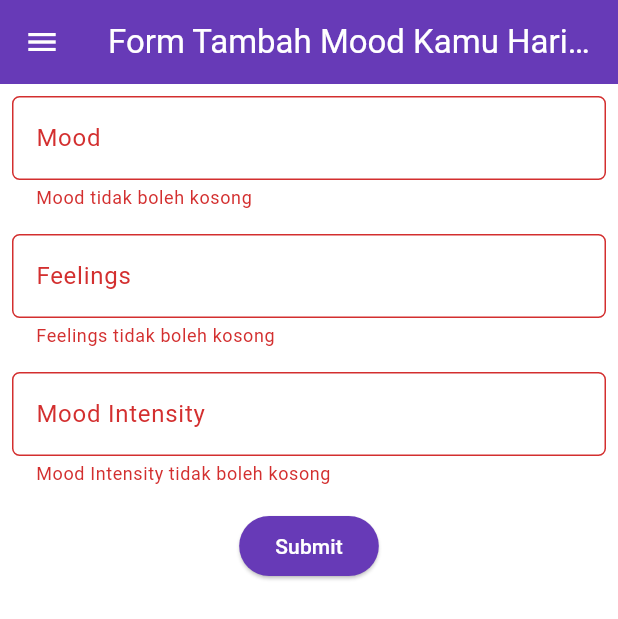
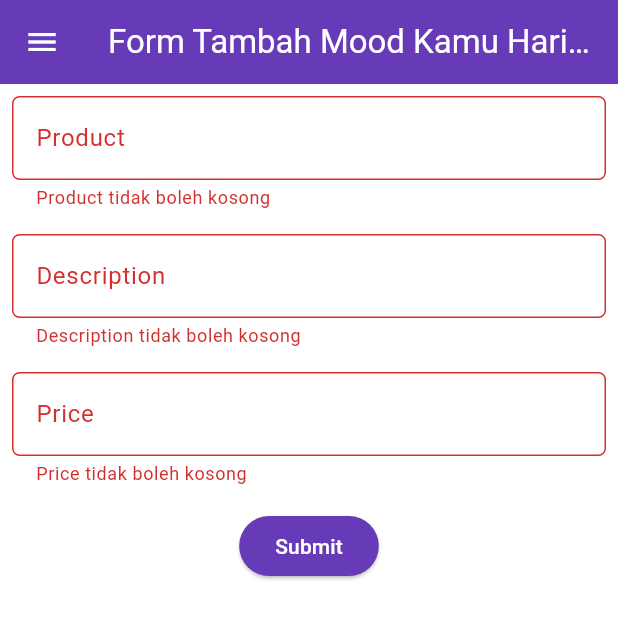
Before and after one commit to brjaeger/setim-mobile, a Flutter app: the MoodEntryFormPage screen opened directly, after a tap on "Submit", on a phone screen of 412 x 824 dp. Shown: the top 619 px of the screen. Run offline on Flutter 3.47's test engine with Material 3 defaults, Android fonts, the phone set to English and light mode, and no system bars.

Commit message:
mengubah penamaan variable

```diff
--- a/lib/screens/menu.dart
+++ b/lib/screens/menu.dart
@@ -109,7 +109,7 @@ class ItemCard extends StatelessWidget {
                 content: Text("Kamu telah menekan tombol ${item.name}!")));
 
           // Navigate ke route yang sesuai (tergantung jenis tombol)
-          if (item.name == "Tambah Mood") {
+          if (item.name == "Tambah Product") {
             // TODO: Gunakan Navigator.push untuk melakukan navigasi ke MaterialPageRoute yang mencakup MoodEntryFormPage.
           }
         },
--- a/lib/screens/moodentry_form.dart
+++ b/lib/screens/moodentry_form.dart
@@ -9,9 +9,9 @@ class MoodEntryFormPage extends StatefulWidget {
 }
 
 class _MoodEntryFormPageState extends State<MoodEntryFormPage> {
-  String _mood = "";
-  String _feelings = "";
-  int _moodIntensity = 0;
+  String _product = "";
+  String _description = "";
+  int _price = 0;
 
   final _formKey = GlobalKey<FormState>();
 
@@ -39,20 +39,20 @@ class _MoodEntryFormPageState extends State<MoodEntryFormPage> {
                 padding: const EdgeInsets.all(8.0),
                 child: TextFormField(
                   decoration: InputDecoration(
-                    hintText: 'Mood',
-                    labelText: 'Mood',
+                    hintText: 'Product',
+                    labelText: 'Product',
                     border: OutlineInputBorder(
                       borderRadius: BorderRadius.circular(5.0),
                     ),
                   ),
                   onChanged: (String? value) {
                     setState(() {
-                      _mood = value!;
+                      _product = value!;
                     });
                   },
                   validator: (String? value) {
                     if (value == null || value.isEmpty) {
-                      return 'Mood tidak boleh kosong';
+                      return 'Product tidak boleh kosong';
                     }
                     return null;
                   },
@@ -62,20 +62,20 @@ class _MoodEntryFormPageState extends State<MoodEntryFormPage> {
                 padding: const EdgeInsets.all(8.0),
                 child: TextFormField(
                   decoration: InputDecoration(
-                    hintText: 'Feelings',
-                    labelText: 'Feelings',
+                    hintText: 'Description',
+                    labelText: 'Description',
                     border: OutlineInputBorder(
                       borderRadius: BorderRadius.circular(5.0),
                     ),
                   ),
                   onChanged: (String? value) {
                     setState(() {
-                      _feelings = value!;
+                      _description = value!;
                     });
                   },
                   validator: (String? value) {
                     if (value == null || value.isEmpty) {
-                      return 'Feelings tidak boleh kosong';
+                      return 'Description tidak boleh kosong';
                     }
                     return null;
                   },
@@ -85,23 +85,23 @@ class _MoodEntryFormPageState extends State<MoodEntryFormPage> {
                 padding: const EdgeInsets.all(8.0),
                 child: TextFormField(
                   decoration: InputDecoration(
-                    hintText: 'Mood Intensity',
-                    labelText: 'Mood Intensity',
+                    hintText: 'Price',
+                    labelText: 'Price',
                     border: OutlineInputBorder(
                       borderRadius: BorderRadius.circular(5.0),
                     ),
                   ),
                   onChanged: (String? value) {
                     setState(() {
-                      _moodIntensity = int.parse(value!);
+                      _price = int.parse(value!);
                     });
                   },
                   validator: (String? value) {
                     if (value == null || value.isEmpty) {
-                      return 'Mood Intensity tidak boleh kosong';
+                      return 'Price tidak boleh kosong';
                     }
                     if (int.tryParse(value) == null) {
-                      return 'Mood Intensity harus berupa angka';
+                      return 'Price harus berupa angka';
                     }
                     return null;
                   },
@@ -123,14 +123,14 @@ class _MoodEntryFormPageState extends State<MoodEntryFormPage> {
                             context: context,
                             builder: (context) {
                               return AlertDialog(
-                                title: const Text('Mood berhasil ditambahkan'),
+                                title: const Text('Product berhasil ditambahkan'),
                                 content: SingleChildScrollView(
                                     child: Column(
                                       crossAxisAlignment: CrossAxisAlignment.start,
                                       children: [
-                                        Text('Mood: $_mood'),
-                                        Text('Feelings: $_feelings'),
-                                        Text('Mood Intensity: $_moodIntensity'),
+                                        Text('Product: $_product'),
+                                        Text('Description: $_description'),
+                                        Text('Price: $_price'),
                                       ],
                                     )
                                 ),
--- a/lib/widgets/left_drawer.dart
+++ b/lib/widgets/left_drawer.dart
@@ -18,7 +18,7 @@ class LeftDrawer extends StatelessWidget {
             child: const Column(
               children: [
                 Text(
-                  'Mental Health Tracker',
+                  'Setim Mobile',
                   textAlign: TextAlign.center,
                   style: TextStyle(
                     fontSize: 24,
--- a/lib/widgets/mood_card.dart
+++ b/lib/widgets/mood_card.dart
@@ -34,7 +34,7 @@ class ItemCard extends StatelessWidget {
                 content: Text("Kamu telah menekan tombol ${item.name}!")));
 
           // Navigate ke route yang sesuai (tergantung jenis tombol)
-          if (item.name == "Tambah Mood") {
+          if (item.name == "Tambah Product") {
             Navigator.push(
                 context,
                 MaterialPageRoute(
```
